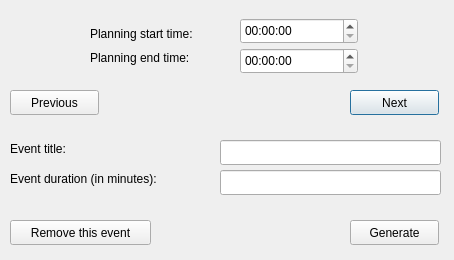
Before: the Qt Designer form kOrganizify/src/basiceventwindow.ui in jelisavetagavrilovic/kOrganizify, drawn with Qt 5.
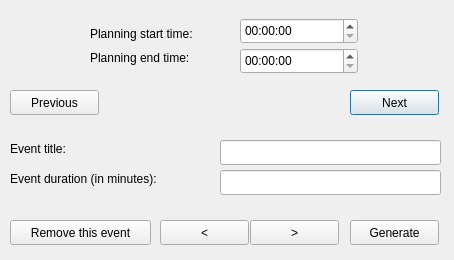
After: the same form once the commit is applied.

What changed in the file:
```diff
--- a/kOrganizify/src/basiceventwindow.ui
+++ b/kOrganizify/src/basiceventwindow.ui
@@ -157,6 +157,32 @@
     </rect>
    </property>
   </widget>
+  <widget class="QPushButton" name="btnPreviousCalendar">
+   <property name="geometry">
+    <rect>
+     <x>160</x>
+     <y>220</y>
+     <width>89</width>
+     <height>25</height>
+    </rect>
+   </property>
+   <property name="text">
+    <string>&lt;</string>
+   </property>
+  </widget>
+  <widget class="QPushButton" name="btnNextCalendar">
+   <property name="geometry">
+    <rect>
+     <x>250</x>
+     <y>220</y>
+     <width>89</width>
+     <height>25</height>
+    </rect>
+   </property>
+   <property name="text">
+    <string>&gt;</string>
+   </property>
+  </widget>
  </widget>
  <resources/>
  <connections/>
```
